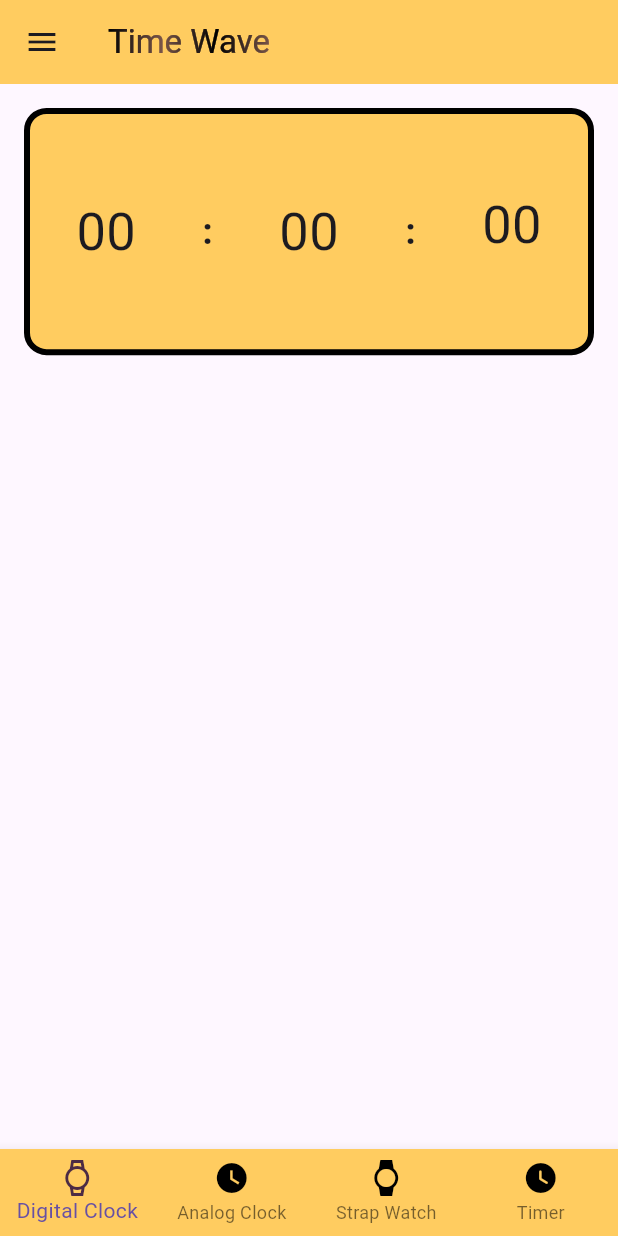
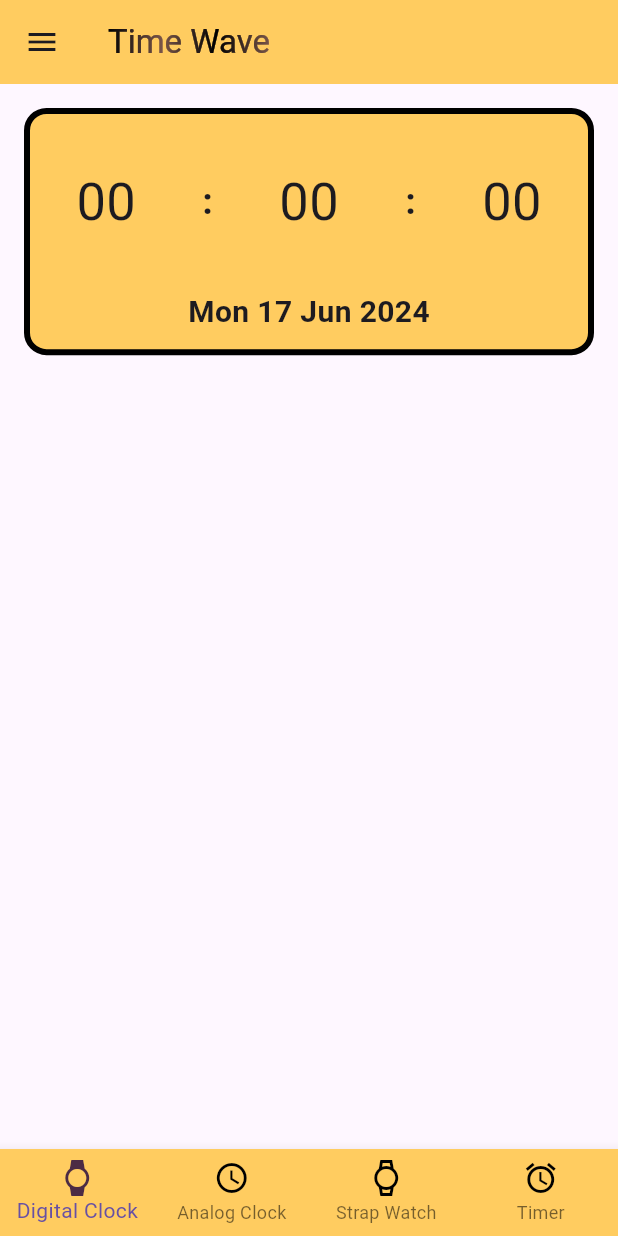
Before and after one commit to kunal-gangani/Time_Wave_Clock_App, a Flutter app: the first screen one second after launch, on a phone screen of 412 x 824 dp. Run offline on Flutter 3.47's test engine with Material 3 defaults, Android fonts, the phone set to English and light mode, and no system bars; drawn by our look-alikes of simple_gradient_text.

```diff
--- a/lib/components/digital_clock_component.dart
+++ b/lib/components/digital_clock_component.dart
@@ -1,4 +1,7 @@
 import 'package:clock_app/globals/headers.dart';
+import 'package:flutter/cupertino.dart';
+import 'package:flutter/material.dart';
+import 'package:flutter/widgets.dart';
 
 class DigitalClockComponent extends StatefulWidget {
   const DigitalClockComponent({super.key});
@@ -12,35 +15,8 @@ class _DigitalClockComponentState extends State<DigitalClockComponent> {
   int minute = 0;
   int second = 0;
   Timer? timer;
-
-  @override
-  void initState() {
-    super.initState();
-    timer = Timer.periodic(const Duration(seconds: 1), (timer) {
   DateTime dateTime = DateTime.now();
-      setState(() {
-        hour = dateTime.hour;
-        minute = dateTime.minute;
-        second = dateTime.second;
-      });
-    });
-  }
-
-  @override
-  Widget build(BuildContext context) {
-    double h = MediaQuery.sizeOf(context).height;
-    double w = MediaQuery.sizeOf(context).width;
-    TextScaler textScaler = MediaQuery.textScalerOf(context);
-
-    List<String> weekDays = [
-      'Mon',
-      'Tues',
-      'Wed',
-      'Thurs',
-      'Fri',
-      'Sat',
-      'Sun'
-    ];
+  List<String> weekDays = ['Mon', 'Tues', 'Wed', 'Thurs', 'Fri', 'Sat', 'Sun'];
   List<String> monthNames = [
     'Jan',
     'Feb',
@@ -55,6 +31,28 @@ class _DigitalClockComponentState extends State<DigitalClockComponent> {
     'Nov',
     'Dec'
   ];
+
+  @override
+  void initState() {
+    super.initState();
+    timer = Timer.periodic(const Duration(seconds: 1), (timer) {
+      setState(() {
+        dateTime = DateTime.now();
+        String day = weekDays[dateTime.weekday - 1];
+        String month = monthNames[dateTime.month - 1];
+        String date = dateTime.day.toString().padLeft(2, '0');
+        hour = dateTime.hour;
+        minute = dateTime.minute;
+        second = dateTime.second;
+      });
+    });
+  }
+
+  @override
+  Widget build(BuildContext context) {
+    double h = MediaQuery.sizeOf(context).height;
+    double w = MediaQuery.sizeOf(context).width;
+    TextScaler textScaler = MediaQuery.textScalerOf(context);
     return Padding(
       padding: const EdgeInsets.all(16),
       child: Column(
@@ -70,7 +68,12 @@ class _DigitalClockComponentState extends State<DigitalClockComponent> {
               color: const Color(0xffFFCC60),
               borderRadius: BorderRadius.circular(15),
             ),
+            child: Column(
+              children: [
+                Expanded(
+                  flex: 3,
                   child: Row(
+                    crossAxisAlignment: CrossAxisAlignment.end,
                     children: [
                       Expanded(
                         flex: 3,
@@ -118,30 +121,32 @@ class _DigitalClockComponentState extends State<DigitalClockComponent> {
                       ),
                       Expanded(
                         flex: 3,
-                  child: Column(
-                    children: [
-                      Expanded(flex: 1,child: Transform.translate(
-                        offset: const Offset(0, 35),
                         child: Container(
                           alignment: Alignment.center,
                           child: Text(
                             second.toString().padLeft(2, '0'),
-                            style: TextStyle(fontSize: textScaler.scale(35),),
+                            style: TextStyle(
+                              fontSize: textScaler.scale(35),
                             ),
                           ),
-                      )),
-                      Expanded(flex: 1,child: Container(color: Colors.transparent,
-                      child: Row(
-                        children: [
-                           //Text("${}")
-                        ],
-                      ),))
-                    ],
                         ),
                       ),
                     ],
                   ),
+                ),
+                Expanded(
+                  flex: 1,
+                  child: Text(
+                    "${weekDays[dateTime.weekday - 1]} ${dateTime.day} ${monthNames[dateTime.month - 1]} ${dateTime.year}",
+                    style: TextStyle(
+                      fontSize: textScaler.scale(20),
+                      fontWeight: FontWeight.bold
+                    ),
+                  ),
                 )
+              ],
+            ),
+          ),
         ],
       ),
     );
--- a/lib/components/timer_watch_component.dart
+++ b/lib/components/timer_watch_component.dart
@@ -40,6 +40,7 @@ class _TimerWatchComponentState extends State<TimerWatchComponent> {
   }
 
   List timerWatchHist = [];
+  int lapNumber = 1;
 
   @override
   Widget build(BuildContext context) {
@@ -176,7 +177,11 @@ class _TimerWatchComponentState extends State<TimerWatchComponent> {
           SizedBox(
             height: h * 0.01,
           ),
-          ...timerWatchHist.map((e) => Container(
+          ...timerWatchHist.map(
+            (e) {
+              lapNumber = timerWatchHist.length;
+              setState(() {});
+              return Container(
                 width: w,
                 height: h * 0.05,
                 padding: const EdgeInsets.all(5),
@@ -184,20 +189,22 @@ class _TimerWatchComponentState extends State<TimerWatchComponent> {
                   mainAxisAlignment: MainAxisAlignment.spaceBetween,
                   children: [
                     Text(
-                      "Lap 1",
+                      "Lap $lapNumber",
                       style: TextStyle(
                         fontSize: textScaler.scale(18),
                       ),
                     ),
                     Text(
-                      "${e['hour'].toString().padLeft(2,'0')} : ${e['minute'].toString().padLeft(2,'0')} : ${e['second'].toString().padLeft(2,'0')}",
+                      "${e['hour'].toString().padLeft(2, '0')} : ${e['minute'].toString().padLeft(2, '0')} : ${e['second'].toString().padLeft(2, '0')}",
                       style: TextStyle(
                         fontSize: textScaler.scale(18),
                       ),
                     ),
                   ],
                 ),
-              ))
+              );
+            },
+          ),
         ],
       ),
     );
--- a/lib/globals/headers.dart
+++ b/lib/globals/headers.dart
@@ -7,3 +7,4 @@ export 'package:clock_app/components/digital_clock_component.dart';
 export 'package:clock_app/components/strap_watch_component.dart';
 export 'package:clock_app/components/timer_watch_component.dart';
 export 'package:simple_gradient_text/simple_gradient_text.dart';
+import 'package:intl/intl.dart';
--- a/lib/views/homePage.dart
+++ b/lib/views/homePage.dart
@@ -157,45 +157,45 @@ class _HomePageState extends State<HomePage> {
         items: const [
           BottomNavigationBarItem(
             activeIcon: Icon(
-              Icons.watch_outlined,
+              Icons.watch,
               color: Color(0xff4C2B44),
             ),
             label: "Digital Clock",
             icon: Icon(
-              Icons.watch,
+              Icons.watch_outlined,
               color: Colors.black,
             ),
           ),
           BottomNavigationBarItem(
             activeIcon: Icon(
-              Icons.watch_later_rounded,
+              Icons.watch_later,
               color: Color(0xff4C2B44),
             ),
             icon: Icon(
-              Icons.watch_later,
+              Icons.watch_later_outlined,
               color: Colors.black,
             ),
             label: "Analog Clock",
           ),
           BottomNavigationBarItem(
             activeIcon: Icon(
-              Icons.watch_outlined,
+              Icons.watch,
               color: Color(0xff4C2B44),
             ),
             label: "Strap Watch",
             icon: Icon(
-              Icons.watch,
+              Icons.watch_outlined,
               color: Colors.black,
             ),
           ),
           BottomNavigationBarItem(
             activeIcon: Icon(
-              Icons.watch_later_rounded,
+              Icons.alarm,
               color: Color(0xff4C2B44),
             ),
             label: "Timer",
             icon: Icon(
-              Icons.watch_later_rounded,
+              Icons.access_alarm,
               color: Colors.black,
             ),
           )
--- a/pubspec.yaml
+++ b/pubspec.yaml
@@ -36,6 +36,7 @@ dependencies:
   # Use with the CupertinoIcons class for iOS style icons.
   cupertino_icons: ^1.0.6
   simple_gradient_text: ^1.3.0
+  intl: ^0.19.0
 
 dev_dependencies:
   flutter_test:
```
Also changed, not shown: lib/main.dart (+4 -4 lines), pubspec.lock. Lines whose indentation alone changed are shown as unchanged.
